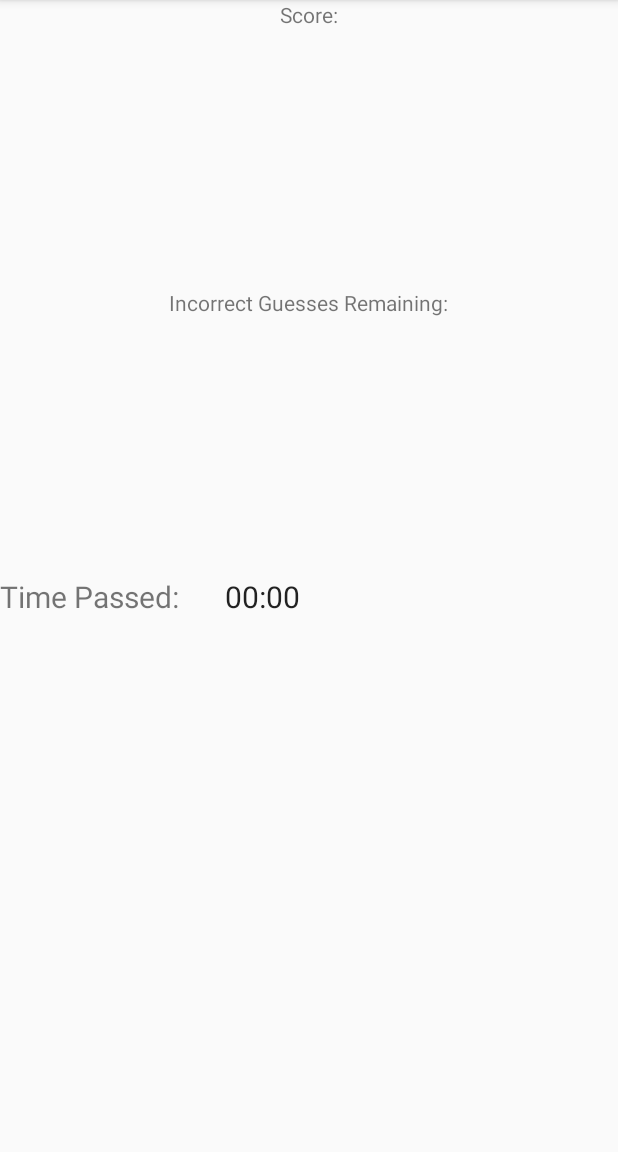
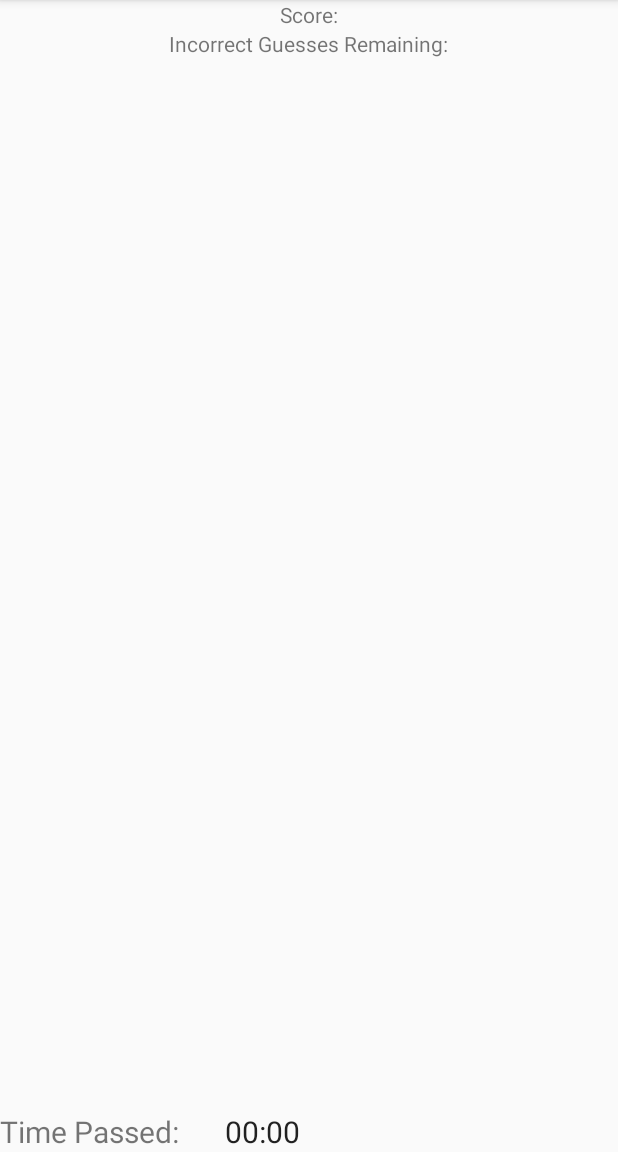
Before and after one commit to aidanmegee/WordSort, an Android app: the StatusFragment screen opened directly, with no data from a screen before it, on a phone screen of 412 x 824 dp, the part 84-1236 px from its top. Run offline under Robolectric (Android 15) with nearby library versions, the phone set to English and light mode, and no system bars; 4 statements that could not run were skipped.

Commit message:
Add XML for large screens add fragments to word activity that holds all fragments.

```diff
--- a/app/src/main/res/layout/activity_main.xml
+++ b/app/src/main/res/layout/activity_main.xml
@@ -2,10 +2,8 @@
 <fragment xmlns:android="http://schemas.android.com/apk/res/android"
     xmlns:tools="http://schemas.android.com/tools"
     android:id="@+id/status"
-    android:name="com.example.guesstheceleb.StatusFragment"
     android:layout_width="match_parent"
     android:layout_height="match_parent"
-    tools:context="."
     tools:layout="@layout/fragment_game">
 
     <LinearLayout
--- a/app/src/main/res/layout/fragment_status.xml
+++ b/app/src/main/res/layout/fragment_status.xml
@@ -1,5 +1,5 @@
 <?xml version="1.0" encoding="utf-8"?>
-<androidx.appcompat.widget.LinearLayoutCompat xmlns:android="http://schemas.android.com/apk/res/android"
+<RelativeLayout xmlns:android="http://schemas.android.com/apk/res/android"
     xmlns:tools="http://schemas.android.com/tools"
     android:id="@+id/status"
     android:layout_width="match_parent"
@@ -14,15 +14,15 @@
         android:layout_width="wrap_content"
         android:layout_height="wrap_content"
         android:text="@string/score"
-        android:layout_gravity="center"
-        android:layout_weight="1"/>
+        android:layout_alignParentTop="true"
+        android:layout_centerHorizontal="true"/>
 
     <TextView
         android:id="@+id/incorrect_guesses"
         android:layout_width="wrap_content"
         android:layout_height="wrap_content"
         android:text="@string/incorrect_guesses_remaining"
-        android:layout_gravity="center"
-        android:layout_weight="1"/>
+        android:layout_below="@+id/score"
+        android:layout_centerHorizontal="true" />
 
-</androidx.appcompat.widget.LinearLayoutCompat>
+</RelativeLayout>
--- a/app/src/main/res/layout/fragment_word.xml
+++ b/app/src/main/res/layout/fragment_word.xml
@@ -13,14 +13,17 @@
         android:layout_height="wrap_content"
         android:text="@string/time_passed"
         android:textSize="20sp"
-        android:layout_gravity="left"
-        tools:ignore="RtlHardcoded" />
+        tools:ignore="RtlHardcoded"
+        android:layout_centerHorizontal="true"
+        android:layout_alignParentBottom="true"/>
 
     <Chronometer
         android:id="@+id/timer"
         android:layout_width="match_parent"
         android:layout_height="wrap_content"
         android:textSize="20sp"
+        android:layout_alignEnd="@+id/time"
+        android:layout_alignParentBottom="true"
         android:layout_marginStart="150dp" />
 
 
```
Also changed, not shown: app/src/main/res/layout-large/activity_main.xml (added, +39 -0 lines).
